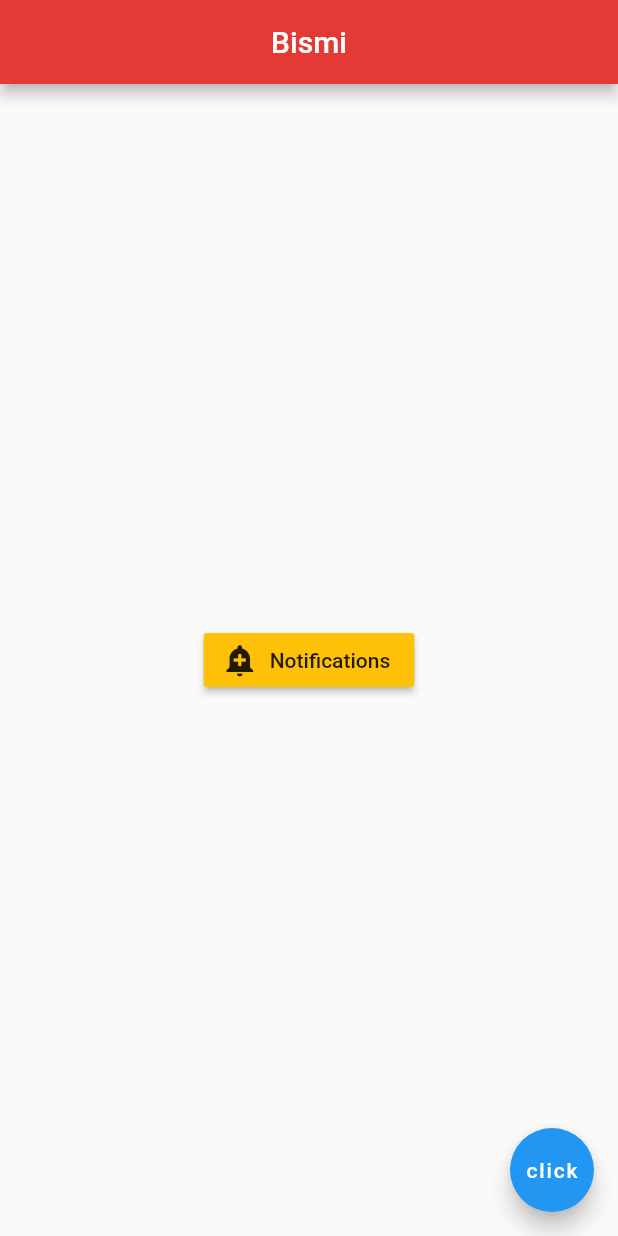
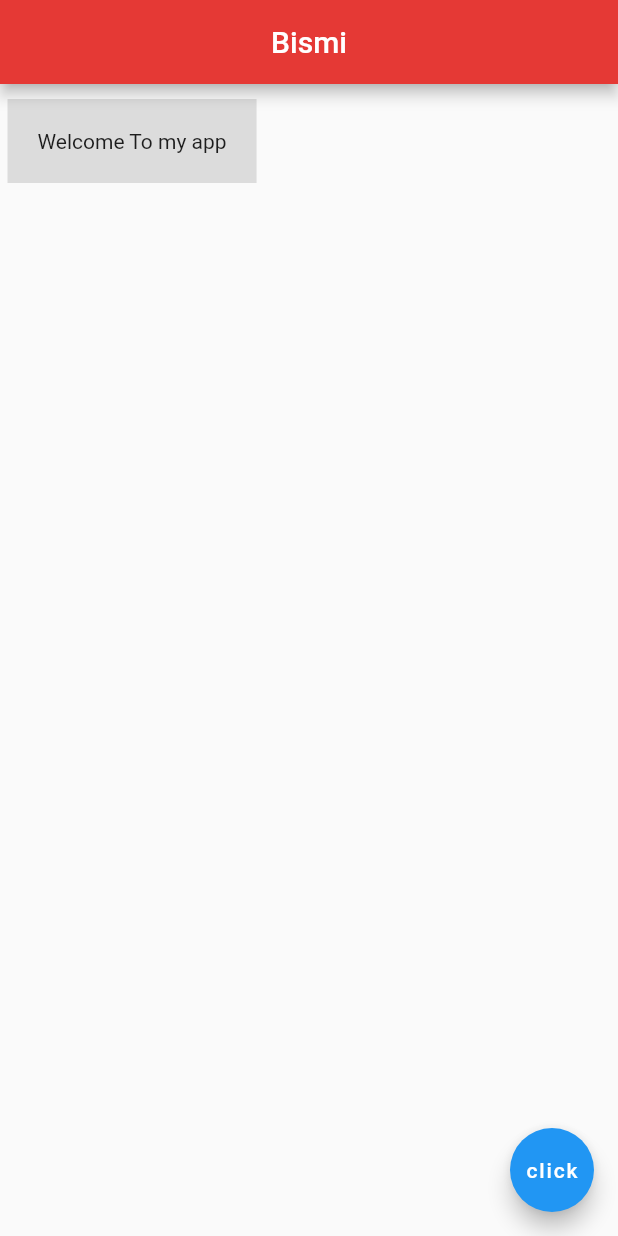
Before and after one commit to Suganth-S/flutter_handson, a Flutter app: the screen it shows after launch, on a phone screen of 412 x 824 dp. Run offline on Flutter 3.47's test engine with Material 2 defaults, Android fonts, the phone set to English and light mode, and no system bars.

Commit message:
container and padding commit

```diff
--- a/lib/main.dart
+++ b/lib/main.dart
@@ -14,23 +14,12 @@ class Home extends StatelessWidget {
           centerTitle: true,
           backgroundColor: Colors.red[600],
         ),
-        body: Center(
-          // child: Icon(
-          //   Icons.add_alert,
-          //   color: Colors.deepOrange[200],
-          //   size: 100.0,
-          // ),
-          child: RaisedButton.icon(
-              onPressed: () {
-                print('No new Notifications');
-              },
-              icon: Icon(
-                Icons.add_alert
-              ),
-            label: Text('Notifications'),
-            color: Colors.amber,
-          ),
-          ),
+        body: Container(
+          padding: EdgeInsets.all(20.0),
+          margin: EdgeInsets.fromLTRB(5.0, 10.0, 20.0,5.0),
+          color: Colors.black12,
+          child: Text('Welcome To my app'),
+        ),
         floatingActionButton: FloatingActionButton(
         onPressed: () {},
     child: Text('click')
```
